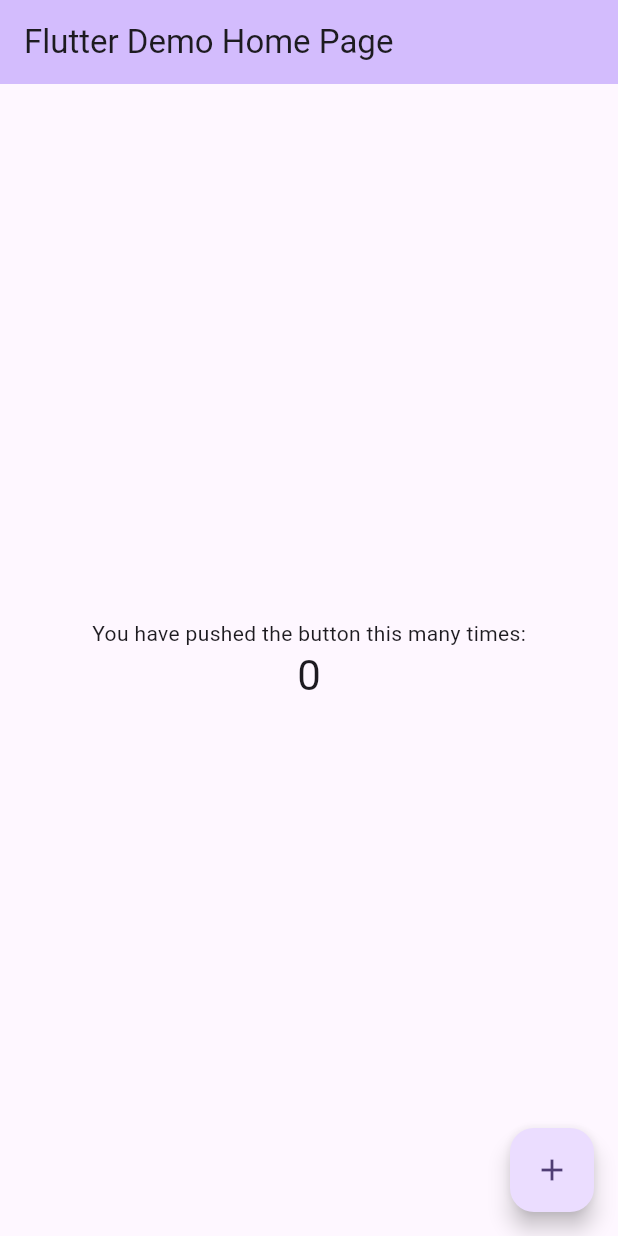
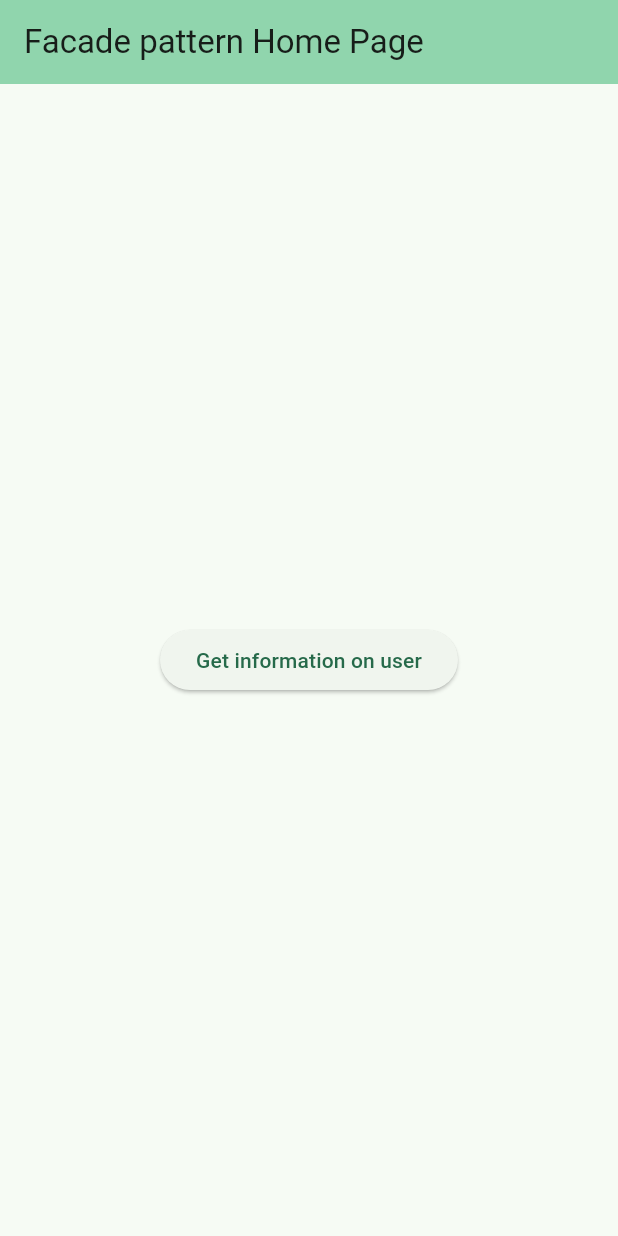
Before and after one commit to arkadi4/flutter_learning_apps, a Flutter app: the screen it shows after launch, on a phone screen of 412 x 824 dp. Run offline on Flutter 3.47's test engine with Material 2 defaults, Android fonts, the phone set to English and light mode, and no system bars.

Commit message:
init: init (Wed Aug  9 16:43:25 RTZ 2023)

```diff
--- a/facade_pattern_2/lib/main.dart
+++ b/facade_pattern_2/lib/main.dart
@@ -1,3 +1,4 @@
+import 'package:facade_pattern_2/view_widget.dart';
 import 'package:flutter/material.dart';
 
 void main() {
@@ -7,46 +8,22 @@
 class MyApp extends StatelessWidget {
   const MyApp({super.key});
 
-  // This widget is the root of your application.
   @override
   Widget build(BuildContext context) {
     return MaterialApp(
-      title: 'Flutter Demo',
+      title: 'Facade pattern Material app title',
       theme: ThemeData(
-        // This is the theme of your application.
-        //
-        // TRY THIS: Try running your application with "flutter run". You'll see
-        // the application has a blue toolbar. Then, without quitting the app,
-        // try changing the seedColor in the colorScheme below to Colors.green
-        // and then invoke "hot reload" (save your changes or press the "hot
-        // reload" button in a Flutter-supported IDE, or press "r" if you used
-        // the command line to start the app).
-        //
-        // Notice that the counter didn't reset back to zero; the application
-        // state is not lost during the reload. To reset the state, use hot
-        // restart instead.
-        //
-        // This works for code too, not just values: Most code changes can be
-        // tested with just a hot reload.
-        colorScheme: ColorScheme.fromSeed(seedColor: Colors.deepPurple),
+
+        colorScheme: ColorScheme.fromSeed(seedColor: Colors.greenAccent),
         useMaterial3: true,
       ),
-      home: const MyHomePage(title: 'Flutter Demo Home Page'),
+      home: const MyHomePage(title: 'Facade pattern Home Page'),
     );
   }
 }
 
 class MyHomePage extends StatefulWidget {
   const MyHomePage({super.key, required this.title});
-
-  // This widget is the home page of your application. It is stateful, meaning
-  // that it has a State object (defined below) that contains fields that affect
-  // how it looks.
-
-  // This class is the configuration for the state. It holds the values (in this
-  // case the title) provided by the parent (in this case the App widget) and
-  // used by the build method of the State. Fields in a Widget subclass are
-  // always marked "final".
 
   final String title;
 
@@ -59,67 +36,38 @@
 
   void _incrementCounter() {
     setState(() {
-      // This call to setState tells the Flutter framework that something has
-      // changed in this State, which causes it to rerun the build method below
-      // so that the display can reflect the updated values. If we changed
-      // _counter without calling setState(), then the build method would not be
-      // called again, and so nothing would appear to happen.
       _counter++;
     });
   }
 
   @override
   Widget build(BuildContext context) {
-    // This method is rerun every time setState is called, for instance as done
-    // by the _incrementCounter method above.
-    //
-    // The Flutter framework has been optimized to make rerunning build methods
-    // fast, so that you can just rebuild anything that needs updating rather
-    // than having to individually change instances of widgets.
+
     return Scaffold(
       appBar: AppBar(
-        // TRY THIS: Try changing the color here to a specific color (to
-        // Colors.amber, perhaps?) and trigger a hot reload to see the AppBar
-        // change color while the other colors stay the same.
         backgroundColor: Theme.of(context).colorScheme.inversePrimary,
-        // Here we take the value from the MyHomePage object that was created by
-        // the App.build method, and use it to set our appbar title.
         title: Text(widget.title),
       ),
-      body: Center(
-        // Center is a layout widget. It takes a single child and positions it
-        // in the middle of the parent.
-        child: Column(
-          // Column is also a layout widget. It takes a list of children and
-          // arranges them vertically. By default, it sizes itself to fit its
-          // children horizontally, and tries to be as tall as its parent.
-          //
-          // Column has various properties to control how it sizes itself and
-          // how it positions its children. Here we use mainAxisAlignment to
-          // center the children vertically; the main axis here is the vertical
-          // axis because Columns are vertical (the cross axis would be
-          // horizontal).
-          //
-          // TRY THIS: Invoke "debug painting" (choose the "Toggle Debug Paint"
-          // action in the IDE, or press "p" in the console), to see the
-          // wireframe for each widget.
-          mainAxisAlignment: MainAxisAlignment.center,
-          children: <Widget>[
-            const Text(
-              'You have pushed the button this many times:',
-            ),
-            Text(
-              '$_counter',
-              style: Theme.of(context).textTheme.headlineMedium,
-            ),
-          ],
-        ),
-      ),
-      floatingActionButton: FloatingActionButton(
-        onPressed: _incrementCounter,
-        tooltip: 'Increment',
-        child: const Icon(Icons.add),
-      ), // This trailing comma makes auto-formatting nicer for build methods.
+      body: ViewWidget(),
+      // body: Center(
+      //   child: Column(
+      //     mainAxisAlignment: MainAxisAlignment.center,
+      //     children: <Widget>[
+      //       const Text(
+      //         'You have pushed the button this many times:',
+      //       ),
+      //       Text(
+      //         '$_counter',
+      //         style: Theme.of(context).textTheme.headlineMedium,
+      //       ),
+      //     ],
+      //   ),
+      // ),
+      // floatingActionButton: FloatingActionButton(
+      //   onPressed: _incrementCounter,
+      //   tooltip: 'Increment',
+      //   child: const Icon(Icons.add),
+      // ),
     );
   }
 }
--- /dev/null
+++ b/facade_pattern_2/lib/view_widget.dart
@@ -0,0 +1,17 @@
+import 'package:flutter/material.dart';
+
+class ViewWidget extends StatelessWidget {
+  const ViewWidget({super.key});
+
+  @override
+  Widget build(BuildContext context) {
+    return Center(
+      child: ElevatedButton(
+        onPressed: () {},
+        child: Text(
+          'Get information on user',
+        ),
+      ),
+    );
+  }
+}
```
